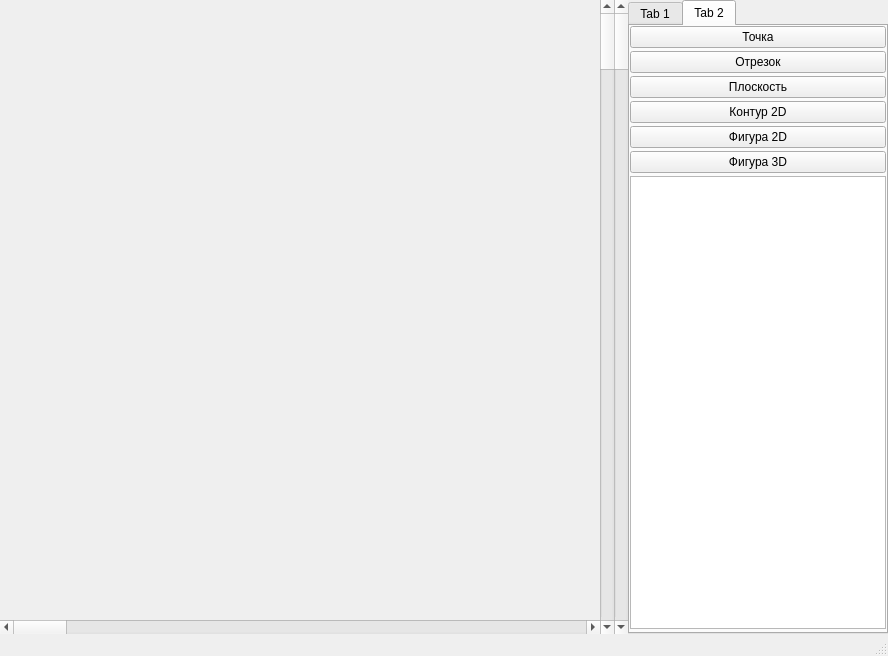
Above: untitled.ui from PAI-Peganov/Simple3DEditor before the change. Below: the same form after it.
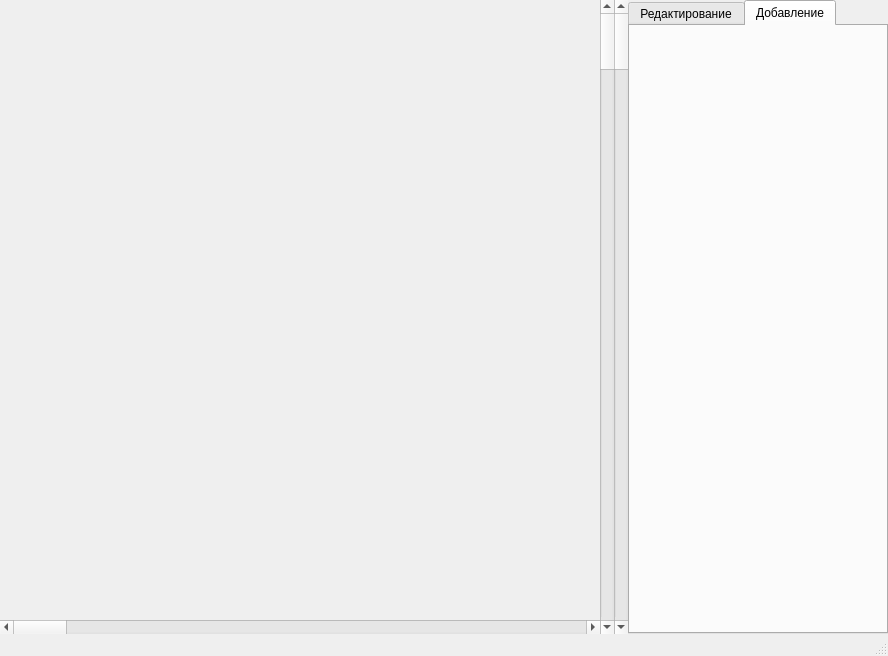
That is the form after the change. The open tabs and pages were chosen to show the change.

What changed in the file:
```diff
--- a/untitled.ui
+++ b/untitled.ui
@@ -183,7 +183,7 @@
               </sizepolicy>
              </property>
              <attribute name="title">
-              <string>Tab 1</string>
+              <string>Редактирование</string>
              </attribute>
              <layout class="QVBoxLayout" name="verticalLayout_5">
               <property name="spacing">
@@ -383,7 +383,7 @@
               </sizepolicy>
              </property>
              <attribute name="title">
-              <string>Tab 2</string>
+              <string>Добавление</string>
              </attribute>
              <layout class="QVBoxLayout" name="verticalLayout_6">
               <property name="spacing">
@@ -401,54 +401,6 @@
               <property name="bottomMargin">
                <number>0</number>
               </property>
-              <item>
-               <widget class="QPushButton" name="button_add_point">
-                <property name="text">
-                 <string>Точка</string>
-                </property>
-               </widget>
-              </item>
-              <item>
-               <widget class="QPushButton" name="button_add_segment">
-                <property name="text">
-                 <string>Отрезок</string>
-                </property>
-               </widget>
-              </item>
-              <item>
-               <widget class="QPushButton" name="button_add_plane">
-                <property name="text">
-                 <string>Плоскость</string>
-                </property>
-               </widget>
-              </item>
-              <item>
-               <widget class="QPushButton" name="button_add_contur2">
-                <property name="text">
-                 <string>Контур 2D</string>
-                </property>
-               </widget>
-              </item>
-              <item>
-               <widget class="QPushButton" name="button_add_figure2">
-                <property name="text">
-                 <string>Фигура 2D</string>
-                </property>
-               </widget>
-              </item>
-              <item>
-               <widget class="QPushButton" name="button_add_figure3">
-                <property name="text">
-                 <string>Фигура 3D</string>
-                </property>
-               </widget>
-              </item>
-              <item>
-               <widget class="QListWidget" name="listWidget"/>
-              </item>
-              <item>
-               <widget class="QWidget" name="widget_3" native="true"/>
-              </item>
              </layout>
             </widget>
            </widget>
```
Left out of the diff: 11 changed lines with no effect on the pictures.
